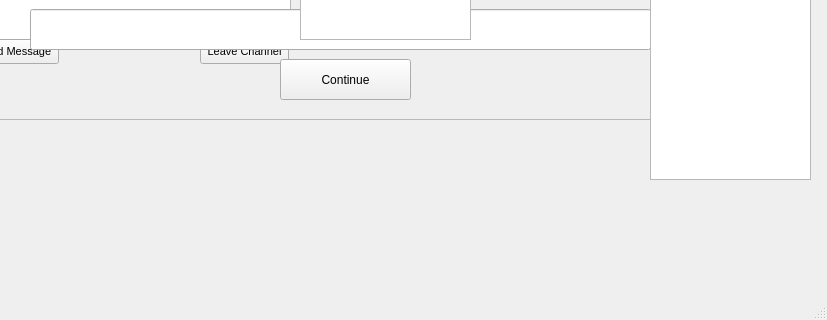
Before: the Qt Designer form mainwindow.ui in danes5/secure-internet-relay-chat-client, drawn with Qt 5; both pictures show x 160 to 987 and y 357 to 677 of the 987 by 677 pixel window.
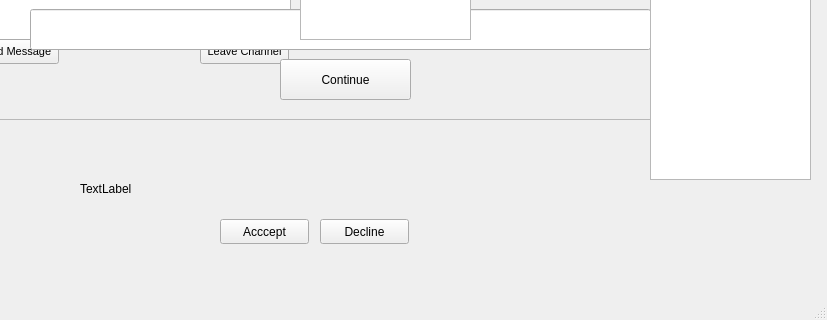
After: the same form once the commit is applied.

```diff
--- a/mainwindow.ui
+++ b/mainwindow.ui
@@ -289,6 +289,45 @@
      </rect>
     </property>
    </widget>
+   <widget class="QLabel" name="requestLabel">
+    <property name="geometry">
+     <rect>
+      <x>240</x>
+      <y>500</y>
+      <width>631</width>
+      <height>20</height>
+     </rect>
+    </property>
+    <property name="text">
+     <string>TextLabel</string>
+    </property>
+   </widget>
+   <widget class="QPushButton" name="acceptRequestButton">
+    <property name="geometry">
+     <rect>
+      <x>380</x>
+      <y>540</y>
+      <width>89</width>
+      <height>25</height>
+     </rect>
+    </property>
+    <property name="text">
+     <string>Acccept</string>
+    </property>
+   </widget>
+   <widget class="QPushButton" name="declineRequestButton">
+    <property name="geometry">
+     <rect>
+      <x>480</x>
+      <y>540</y>
+      <width>89</width>
+      <height>25</height>
+     </rect>
+    </property>
+    <property name="text">
+     <string>Decline</string>
+    </property>
+   </widget>
   </widget>
   <widget class="QMenuBar" name="menuBar">
    <property name="geometry">
```
